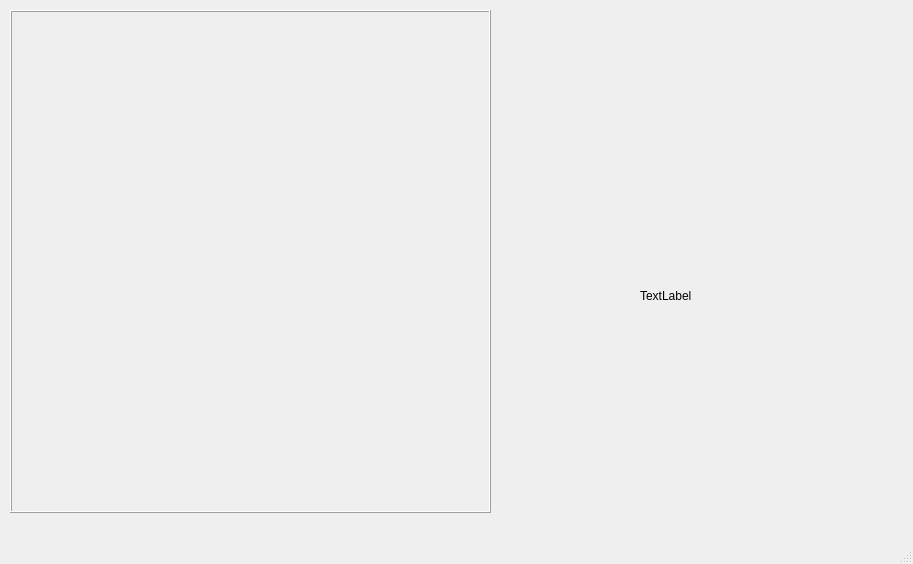
Qt form code/mainwindow.ui (Arfabrika/voronoi_practice) before a commit.
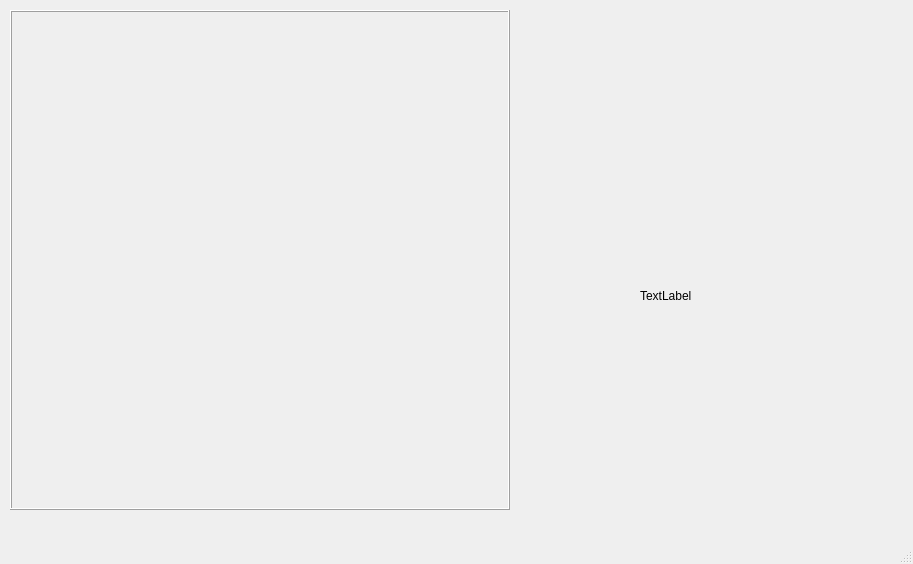
The same form after that commit.

Patch:
```diff
--- a/code/mainwindow.ui
+++ b/code/mainwindow.ui
@@ -34,8 +34,8 @@
      <rect>
       <x>10</x>
       <y>10</y>
-      <width>481</width>
-      <height>503</height>
+      <width>500</width>
+      <height>500</height>
      </rect>
     </property>
     <property name="cursor">
```
